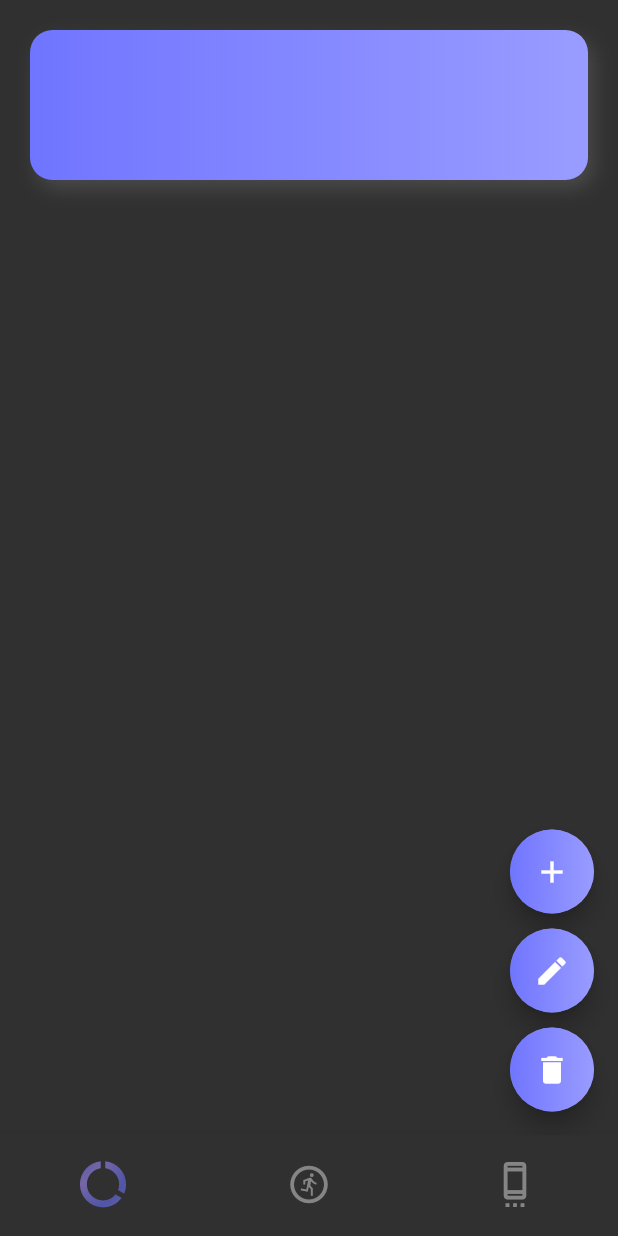
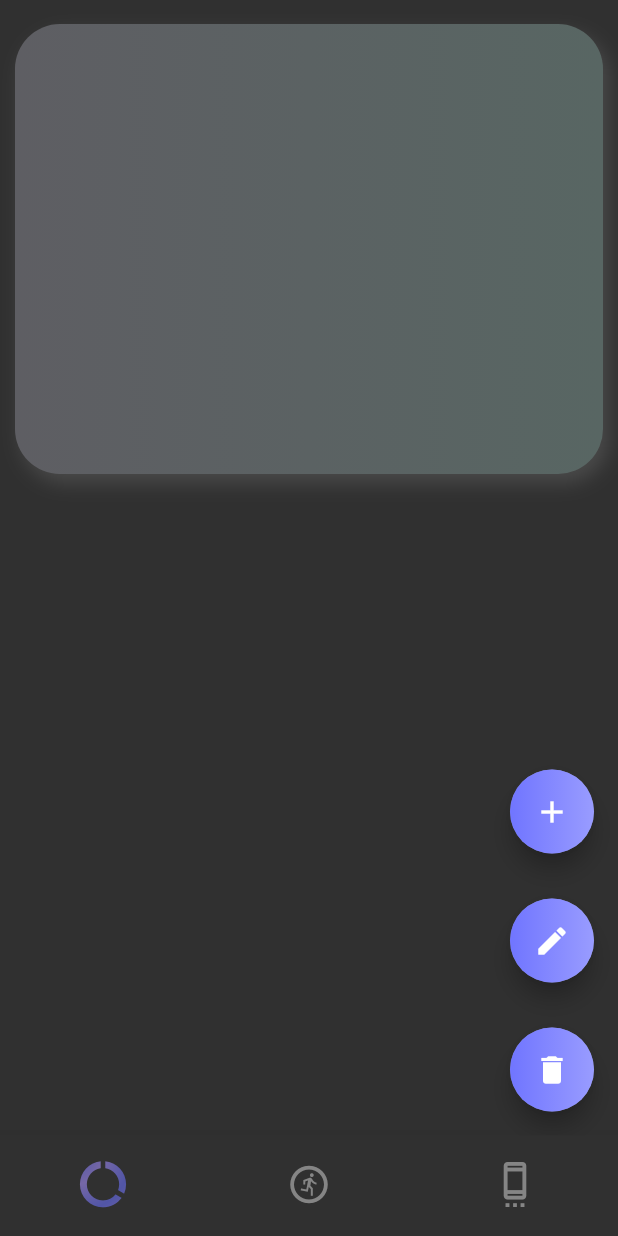
Before and after one commit to IamWilmar/fitness_app, a Flutter app: the screen it shows after launch, swiped to page 2, on a phone screen of 412 x 824 dp. Run offline on Flutter 3.47's test engine with Material 2 defaults, Android fonts, the phone set to English and light mode, and no system bars; our stand-ins replace sqflite; accounts and stored records are empty.

```diff
--- a/lib/main.dart
+++ b/lib/main.dart
@@ -1,5 +1,6 @@
 import 'package:fitness_app/src/pages/home_page.dart';
 import 'package:fitness_app/src/provider/bottombar_provider.dart';
+import 'package:fitness_app/src/provider/log_provider.dart';
 import 'package:fitness_app/src/themes/themes.dart';
 import 'package:flutter/material.dart';
 import 'package:provider/provider.dart';
@@ -11,9 +12,8 @@ class MyApp extends StatelessWidget {
   Widget build(BuildContext context) {
     return MultiProvider(
       providers: [
-        ChangeNotifierProvider(
-          create: (_) => BottomBarNavigation(),
-        ),
+        ChangeNotifierProvider(create: (_) => BottomBarNavigation()),
+        ChangeNotifierProvider(create: (_) => LogProvider()),
       ],
       child: MaterialApp(
         debugShowCheckedModeBanner: false,
@@ -21,7 +21,7 @@ class MyApp extends StatelessWidget {
         theme: darkTheme,
         initialRoute: HomePage.routeName,
         routes: {
-          HomePage.routeName  : (BuildContext context) => HomePage(),
+          HomePage.routeName: (BuildContext context) => HomePage(),
         },
       ),
     );
--- /dev/null
+++ b/lib/src/models/log_model.dart
@@ -0,0 +1,41 @@
+// To parse this JSON data, do
+//
+//     final logModel = logModelFromJson(jsonString);
+
+import 'dart:convert';
+import 'package:meta/meta.dart';
+
+LogModel logModelFromJson(String str) => LogModel.fromJson(json.decode(str));
+String logModelToJson(LogModel data) => json.encode(data.toJson());
+
+class LogModel {
+    LogModel({
+        this.id,
+        @required this.exercise,
+        this.reps,
+        this.sets,
+        this.datetime,
+    });
+
+    int id;
+    String exercise;
+    int reps;
+    int sets;
+    String datetime;
+
+    factory LogModel.fromJson(Map<String, dynamic> json) => LogModel(
+        id: json["id"],
+        exercise: json["exercise"],
+        reps: json["reps"],
+        sets: json["sets"],
+        datetime: json["datetime"],
+    );
+
+    Map<String, dynamic> toJson() => {
+        "id": id,
+        "exercise": exercise,
+        "reps": reps,
+        "sets": sets,
+        "datetime": datetime,
+    };
+}
--- a/lib/src/pages/log_manager_page.dart
+++ b/lib/src/pages/log_manager_page.dart
@@ -1,20 +1,30 @@
+import 'package:fitness_app/src/provider/log_provider.dart';
 import 'package:fitness_app/src/widgets/floating_bar.dart';
 import 'package:fitness_app/src/widgets/log_info_button.dart';
 import 'package:flutter/material.dart';
+import 'package:provider/provider.dart';
 
 class LogManagerPage extends StatelessWidget {
   @override
   Widget build(BuildContext context) {
+    final logListProvider = Provider.of<LogProvider>(context);
+    final logs = logListProvider.logList;
     return SafeArea(
       child: Scaffold(
-        body: SingleChildScrollView(
-          child: Container(
-            child: Column(
-              children: [
-                LogInfoWidget(),
-              ],
+        body: Column(
+          children: [
+            DataVisual(),
+            Expanded(
+              child: Container(
+                margin: EdgeInsets.only(right:90.0),
+                child: ListView.builder(
+                  scrollDirection: Axis.horizontal,
+                  itemCount: logListProvider.logList.length,
+                  itemBuilder: (_, i) => LogInfoWidget(logs[i]),
+                ),
+              ),
             ),
-          ),
+          ],
         ),
         floatingActionButtonLocation: FloatingActionButtonLocation.endFloat,
         floatingActionButton: FloatingActionBar(),
@@ -22,3 +32,28 @@ class LogManagerPage extends StatelessWidget {
     );
   }
 }
+
+class DataVisual extends StatelessWidget {
+  @override
+  Widget build(BuildContext context) {
+    return Container(
+      margin: EdgeInsets.only(left: 10.0, right: 10.0, top: 16.0, bottom: 20.0),
+      width: double.infinity,
+      height: 300,
+      decoration: BoxDecoration(
+        borderRadius: BorderRadius.circular(30.0),
+        gradient: LinearGradient(colors: [
+          Color(0xFF5E5E63),
+          Color(0xFF586663),
+        ]),
+        boxShadow: <BoxShadow>[
+          BoxShadow(
+            color: Color(0xFF858585).withOpacity(0.3),
+            offset: Offset(4, 6),
+            blurRadius: (10.0),
+          ),
+        ],
+      ),
+    );
+  }
+}
--- a/lib/src/widgets/floating_bar.dart
+++ b/lib/src/widgets/floating_bar.dart
@@ -1,11 +1,13 @@
+import 'package:fitness_app/src/provider/log_provider.dart';
 import 'package:flutter/material.dart';
+import 'package:provider/provider.dart';
 
 class FloatingActionBar extends StatelessWidget {
   @override
   Widget build(BuildContext context) {
     return Wrap(
       direction: Axis.vertical,
-      spacing: 10.0,
+      spacing: 30.0,
       children: [
         FloatingActionItem(Icons.add),
         FloatingActionItem(Icons.edit),
@@ -20,6 +22,7 @@ class FloatingActionItem extends StatelessWidget {
   const FloatingActionItem(this.iconItem);
   @override
   Widget build(BuildContext context) {
+    final logProvider = Provider.of<LogProvider>(context, listen: true);
     return FloatingActionButton(
       backgroundColor: Color(0xFF777BA6),
       child: Container(
@@ -36,7 +39,9 @@ class FloatingActionItem extends StatelessWidget {
           ),
         ),
       ),
-      onPressed: () {},
+      onPressed: () {
+        logProvider.newLog("Pierna",4, 2, "28/12/2020");
+      },
     );
   }
 }
--- a/lib/src/widgets/log_info_button.dart
+++ b/lib/src/widgets/log_info_button.dart
@@ -1,19 +1,16 @@
+import 'package:fitness_app/src/models/log_model.dart';
 import 'package:flutter/material.dart';
 
 class LogInfoWidget extends StatelessWidget {
-  @override
-  Widget build(BuildContext context) {
-    return LogInfoBackground();
-  }
-}
-
-class LogInfoBackground extends StatelessWidget {
+    final LogModel log;
+  const LogInfoWidget(this.log);
   @override
   Widget build(BuildContext context) {
     return Container(
-      width: double.infinity,
-      height: 100,
+      width: 200,
+      height: double.infinity,
       margin: EdgeInsets.all(20.0),
+      padding: EdgeInsets.symmetric(horizontal: 10.0, vertical: 15.0),
       decoration: BoxDecoration(
         gradient: LinearGradient(
           colors: <Color>[
@@ -30,6 +27,14 @@ class LogInfoBackground extends StatelessWidget {
           ),
         ],
       ),
+      child: Column(
+        children: [
+          Text(log.exercise),
+          Text(log.reps.toString()),
+          Text(log.sets.toString()),
+          Text(log.datetime),
+        ],
+      ),
     );
   }
 }
--- a/pubspec.yaml
+++ b/pubspec.yaml
@@ -29,6 +29,8 @@ dependencies:
   # Use with the CupertinoIcons class for iOS style icons.
   cupertino_icons: ^1.0.0
   provider: ^4.3.2+3
+  path_provider: ^1.6.24
+  sqflite: ^1.3.2+1
 
 dev_dependencies:
   flutter_test:
```
Also changed, not shown: lib/src/provider/db_provider.dart (added, +85 -0 lines), lib/src/provider/log_provider.dart (added, +40 -0 lines), pubspec.lock.
